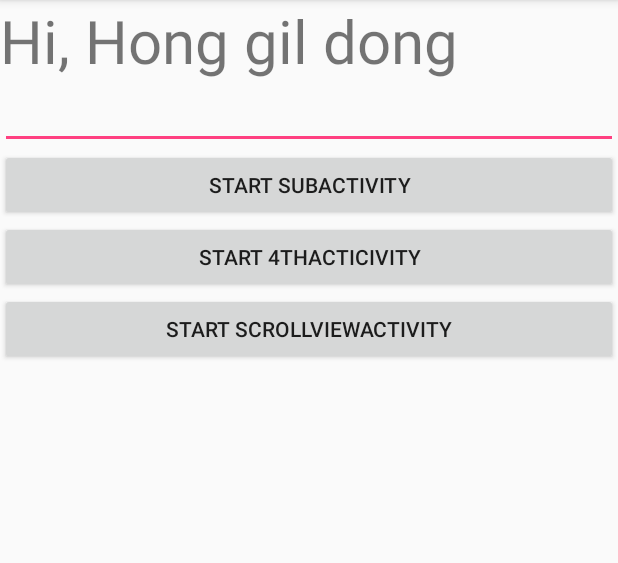
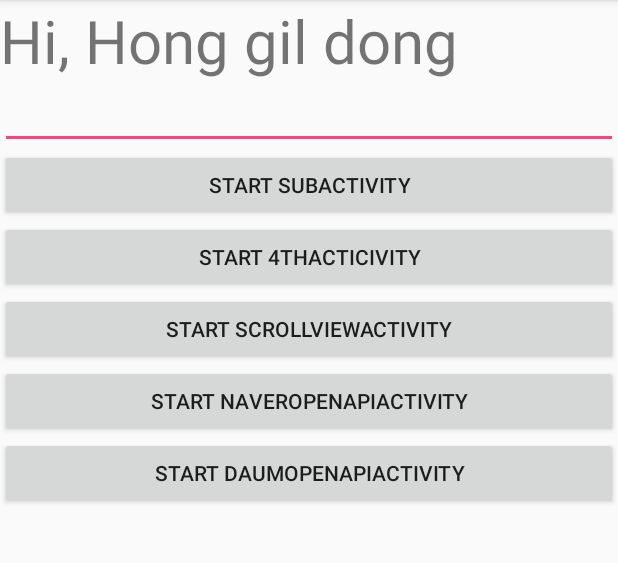
Before and after one commit to soma612/SongdoIotAndroid, an Android app: the screen it shows after launch (MainActivity), on a phone screen of 412 x 824 dp, the part 84-647 px from its top. Run offline under Robolectric (Android 15) with nearby library versions, the phone set to English and light mode, and no system bars.

Commit message:
네이버다음API

```diff
--- a/app/src/main/AndroidManifest.xml
+++ b/app/src/main/AndroidManifest.xml
@@ -21,7 +21,9 @@
         <activity android:name=".SubActivity" />
         <activity android:name=".ThirdActivity" />
         <activity android:name=".ListViewActivity" />
-        <activity android:name=".ScrollViewActivity"></activity>
+        <activity android:name=".ScrollViewActivity" />
+        <activity android:name=".NaverOpenAPIActivity" />
+        <activity android:name=".DaumOpenAPIActivity"></activity>
     </application>
 
 </manifest>
--- a/app/src/main/res/layout/activity_main.xml
+++ b/app/src/main/res/layout/activity_main.xml
@@ -39,5 +39,19 @@
         android:layout_height="wrap_content"
         android:text="Start ScrollViewActivity"
         android:onClick="startScrollViewActivity"/>
+    <Button
+        android:id="@+id/Button04"
+        android:layout_below="@id/Button03"
+        android:layout_width="match_parent"
+        android:layout_height="wrap_content"
+        android:text="Start NaverOpenAPIActivity"
+        android:onClick="startNaverOpenAPIActivity"/>
+    <Button
+        android:id="@+id/Button05"
+        android:layout_below="@id/Button04"
+        android:layout_width="match_parent"
+        android:layout_height="wrap_content"
+        android:text="Start DaumOpenAPIActivity"
+        android:onClick="startDaumOpenAPIActivity"/>
 
 </RelativeLayout>
```
Also changed, not shown: app/src/main/java/net/iot/helloworld/DaumOpenAPIActivity.java (added, +13 -0 lines), app/src/main/java/net/iot/helloworld/MainActivity.java (+10 -0 lines), app/src/main/java/net/iot/helloworld/NaverOpenAPIActivity.java (added, +13 -0 lines), app/src/main/res/layout/activity_daum_open_api.xml (added, +9 -0 lines), app/src/main/res/layout/activity_naver_open_api.xml (added, +9 -0 lines), 9 other files.
